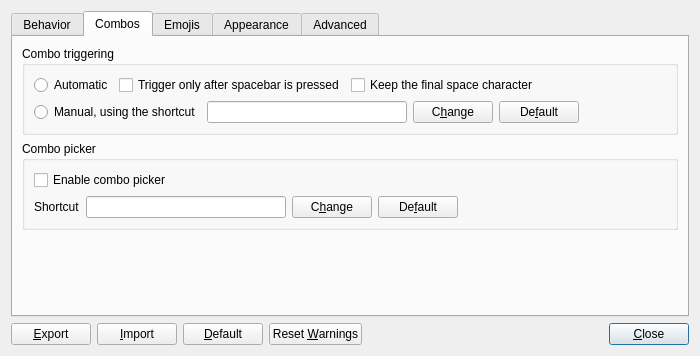
Old version of the form Beeftext/PreferencesDialog.ui in the repository xmichelo/Beeftext.
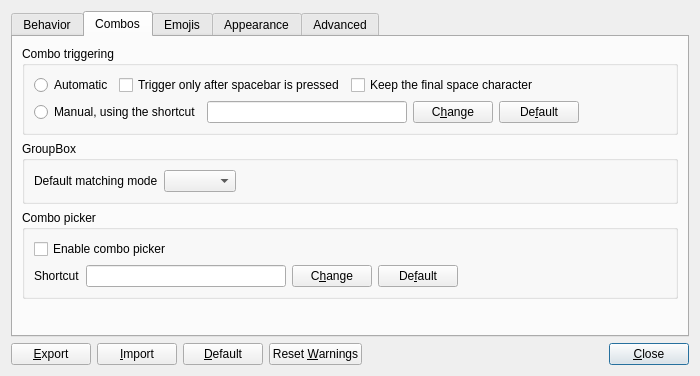
New version of the form. The open tabs and pages were chosen to show the change.

Commit message: Added matching mode related functions.

The edit to the form file:
```diff
--- a/Beeftext/PreferencesDialog.ui
+++ b/Beeftext/PreferencesDialog.ui
@@ -7,7 +7,7 @@
     <x>0</x>
     <y>0</y>
     <width>700</width>
-    <height>356</height>
+    <height>376</height>
    </rect>
   </property>
   <property name="minimumSize">
@@ -331,6 +331,44 @@
          </layout>
         </widget>
        </item>
+       <item>
+        <widget class="QGroupBox" name="groupBoxMatchingMode">
+         <property name="minimumSize">
+          <size>
+           <width>0</width>
+           <height>0</height>
+          </size>
+         </property>
+         <property name="title">
+          <string>GroupBox</string>
+         </property>
+         <layout class="QHBoxLayout" name="horizontalLayout_19">
+          <item>
+           <widget class="QLabel" name="label">
+            <property name="text">
+             <string>Default matching mode</string>
+            </property>
+           </widget>
+          </item>
+          <item>
+           <widget class="QComboBox" name="comboMatchingMode"/>
+          </item>
+          <item>
+           <spacer name="horizontalSpacer_14">
+            <property name="orientation">
+             <enum>Qt::Horizontal</enum>
+            </property>
+            <property name="sizeHint" stdset="0">
+             <size>
+              <width>428</width>
+              <height>20</height>
+             </size>
+            </property>
+           </spacer>
+          </item>
+         </layout>
+        </widget>
+       </item>
        <item>
         <widget class="QGroupBox" name="groupComboPicker">
          <property name="minimumSize">
```
Left out of the diff: 2 changed lines with no effect on the pictures. The commit also changes 2 other files.
